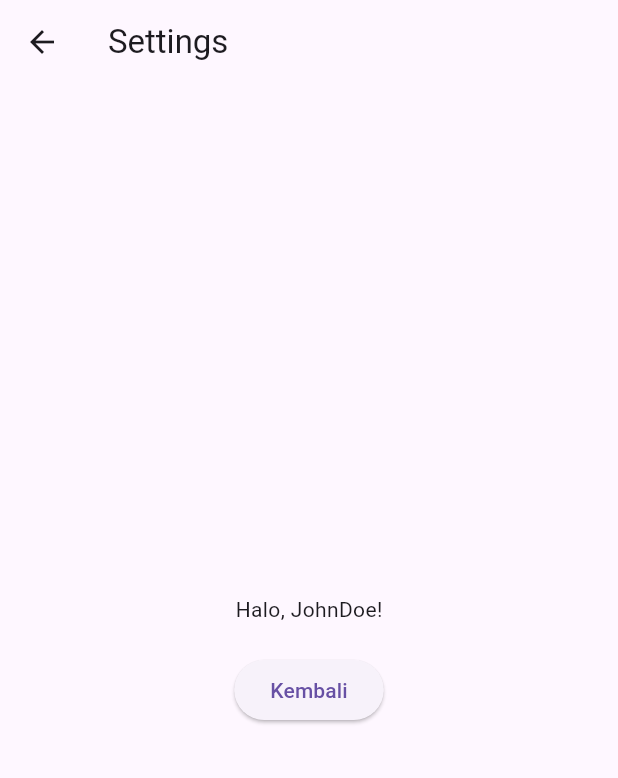
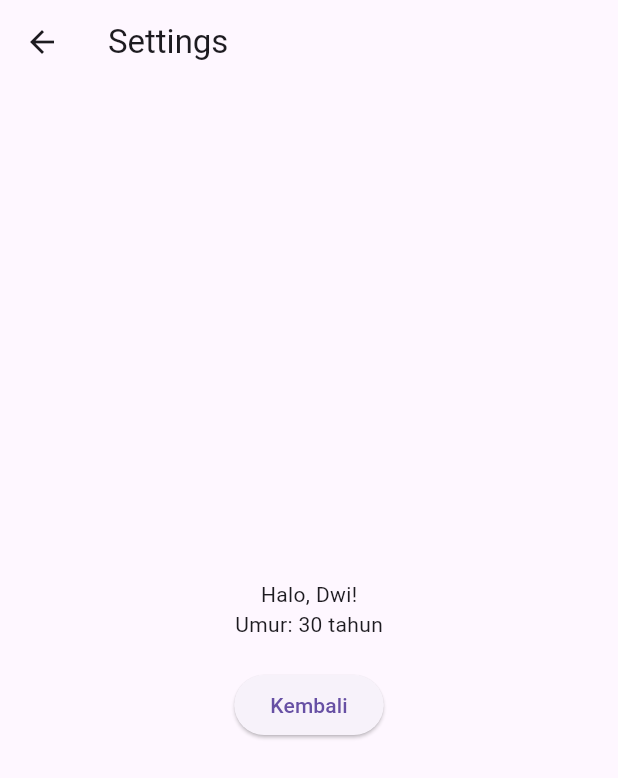
Before and after one commit to dwi-wijonarko-unej/flutter_named_routes, a Flutter app: the screen it shows after launch, after a tap on "Ke Settings", on a phone screen of 412 x 824 dp. Shown: the top 778 px of the screen. Run offline on Flutter 3.47's test engine with Material 3 defaults, Android fonts, the phone set to English and light mode, and no system bars.

Commit message:
Add arguments

```diff
--- a/lib/screens/home_screen.dart
+++ b/lib/screens/home_screen.dart
@@ -27,7 +27,8 @@ class HomeScreen extends StatelessWidget {
                   context,
                   '/settings',
                   arguments: {
-                    'username': 'JohnDoe'
+                    'username': 'Dwi',
+                    'umur': 30
                   }, // Data dikirim sebagai Map
                 );
               },
--- a/lib/screens/setting_screen.dart
+++ b/lib/screens/setting_screen.dart
@@ -9,6 +9,7 @@ class SettingScreen extends StatelessWidget {
     final Map<String, dynamic> args =
         ModalRoute.of(context)?.settings.arguments as Map<String, dynamic>;
     final username = args['username'] ?? 'Guest';
+    final umur = args['umur'] ?? 0; // Ambil data umur jika ada
 
     return Scaffold(
       appBar: AppBar(title: Text('Settings')),
@@ -17,6 +18,7 @@ class SettingScreen extends StatelessWidget {
           mainAxisAlignment: MainAxisAlignment.center,
           children: [
             Text('Halo, $username!'), // Tampilkan data
+            Text('Umur: $umur tahun'), // Tampilkan data umur
             SizedBox(height: 20),
             ElevatedButton(
               child: Text('Kembali'),
```
